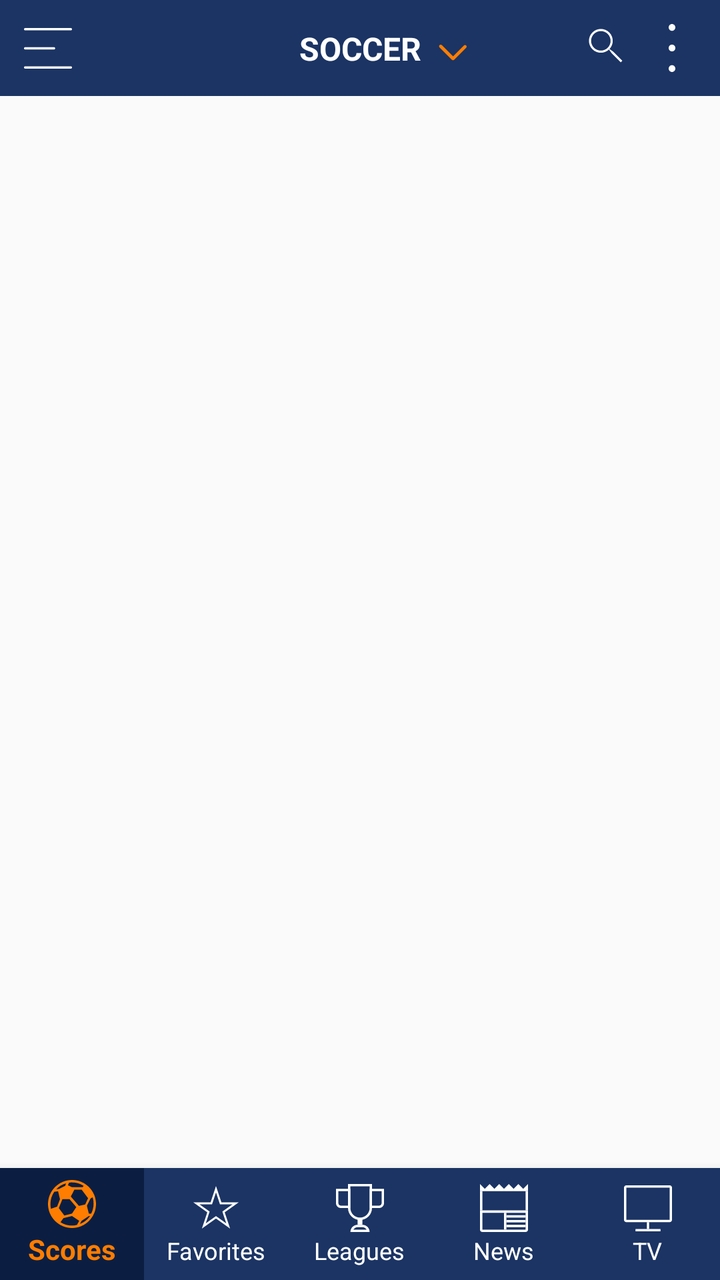
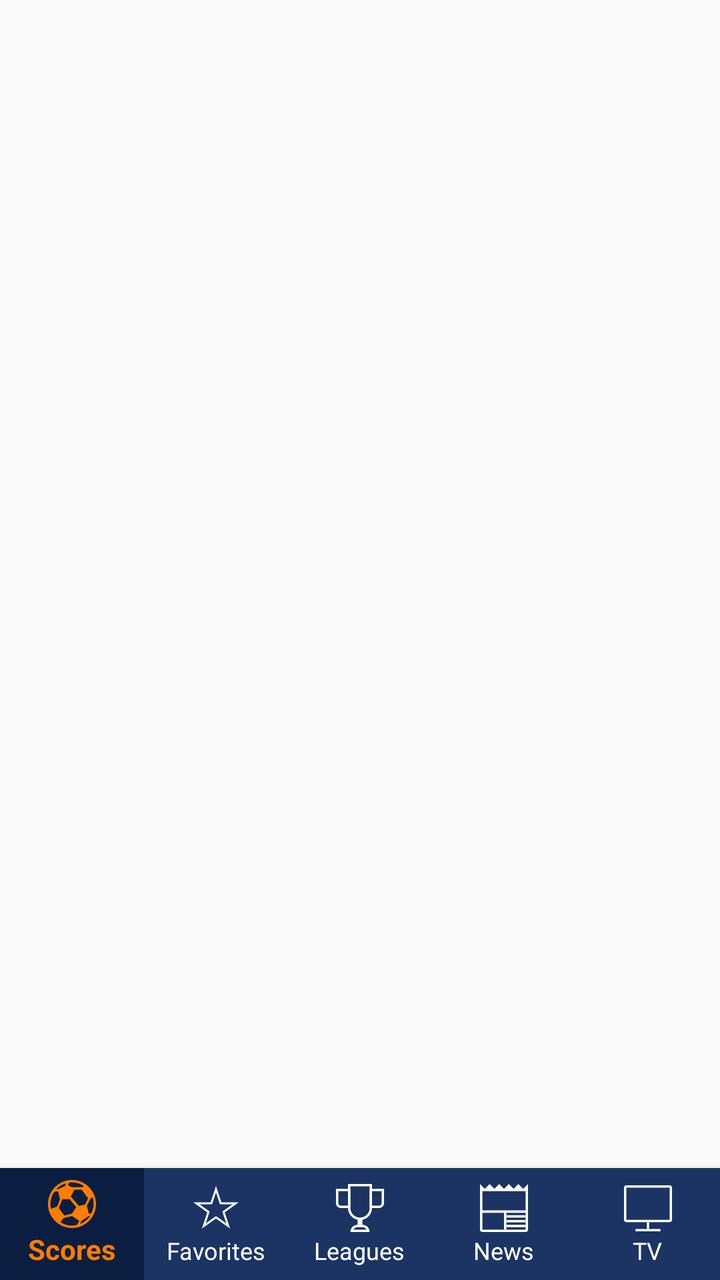

An Android layout rendered at two revisions. The XML below is the earlier revision; the diff shows what the commit changed to produce the second picture.
<!-- AndroidManifest.xml: application theme AppTheme -->
<!-- res/layout/activity_main.xml -->
<?xml version="1.0" encoding="utf-8"?>
<androidx.constraintlayout.widget.ConstraintLayout xmlns:android="http://schemas.android.com/apk/res/android"
    xmlns:app="http://schemas.android.com/apk/res-auto"
    xmlns:tools="http://schemas.android.com/tools"
    android:layout_width="match_parent"
    android:layout_height="match_parent"
    tools:context=".MainActivity">

    <include
        android:id="@+id/toolbar"
        layout="@layout/score_page_top_bar"
        app:layout_constraintEnd_toEndOf="parent"
        app:layout_constraintStart_toStartOf="parent"
        app:layout_constraintTop_toTopOf="parent" />

    <androidx.recyclerview.widget.RecyclerView
        android:id="@+id/calendarNavigationList"
        android:layout_width="0dp"
        android:layout_height="wrap_content"
        app:layout_constraintEnd_toEndOf="parent"
        app:layout_constraintStart_toStartOf="parent"
        app:layout_constraintTop_toBottomOf="@id/toolbar" />

    <com.google.android.material.bottomnavigation.BottomNavigationView
        android:layout_width="0dp"
        android:layout_height="wrap_content"
        app:itemBackground="@drawable/bottom_bar_bg_color"
        app:itemIconTint="@drawable/bottom_bar_content_color"
        app:itemTextColor="@drawable/bottom_bar_content_color"
        app:labelVisibilityMode="labeled"
        app:layout_constraintBottom_toBottomOf="parent"
        app:layout_constraintEnd_toEndOf="parent"
        app:layout_constraintStart_toStartOf="parent"
        app:menu="@menu/score_page_bottom_menu" />

</androidx.constraintlayout.widget.ConstraintLayout>
<!-- res/layout/score_page_top_bar.xml (included above) -->
<?xml version="1.0" encoding="utf-8"?>
<androidx.constraintlayout.widget.ConstraintLayout xmlns:android="http://schemas.android.com/apk/res/android"
    xmlns:app="http://schemas.android.com/apk/res-auto"
    android:layout_width="match_parent"
    android:layout_height="wrap_content"
    android:background="@color/defaultBlue">

    <ImageButton
        android:id="@+id/buttonMenuLeft"
        android:layout_width="@dimen/tool_bar_icon_size"
        android:layout_height="@dimen/tool_bar_icon_size"
        android:layout_margin="@dimen/app_normal_margin"
        android:background="@android:color/transparent"
        android:contentDescription="@string/button_menu_left"
        android:scaleType="center"
        android:src="@drawable/ic_hambuger_menu"
        app:layout_constraintBottom_toBottomOf="parent"
        app:layout_constraintStart_toStartOf="parent"
        app:layout_constraintTop_toTopOf="parent" />

    <androidx.constraintlayout.widget.ConstraintLayout
        android:layout_width="wrap_content"
        android:layout_height="0dp"
        app:layout_constraintBottom_toBottomOf="parent"
        app:layout_constraintEnd_toEndOf="parent"
        app:layout_constraintStart_toStartOf="parent"
        app:layout_constraintTop_toTopOf="parent">

        <TextView
            android:id="@+id/sportName"
            android:layout_width="wrap_content"
            android:layout_height="wrap_content"
            android:text="@string/soccer"
            android:textAllCaps="true"
            android:textColor="@color/white"
            android:textSize="@dimen/tool_bar_title_size"
            android:textStyle="bold"
            app:layout_constraintBottom_toBottomOf="parent"
            app:layout_constraintEnd_toEndOf="parent"
            app:layout_constraintStart_toStartOf="parent"
            app:layout_constraintTop_toTopOf="parent" />

        <ImageButton
            android:id="@+id/buttonSelectSport"
            android:layout_width="wrap_content"
            android:layout_height="match_parent"
            android:background="@android:color/transparent"
            android:padding="@dimen/app_medium_margin"
            android:src="@drawable/ic_union"
            app:layout_constraintBottom_toBottomOf="parent"
            app:layout_constraintStart_toEndOf="@id/sportName"
            app:layout_constraintTop_toTopOf="parent" />
    </androidx.constraintlayout.widget.ConstraintLayout>

    <ImageButton
        android:id="@+id/buttonSearch"
        android:layout_width="@dimen/tool_bar_icon_size"
        android:layout_height="@dimen/tool_bar_icon_size"
        android:layout_marginTop="@dimen/app_normal_margin"
        android:layout_marginEnd="@dimen/app_medium_margin"
        android:layout_marginRight="@dimen/app_medium_margin"
        android:layout_marginBottom="@dimen/app_normal_margin"
        android:background="@android:color/transparent"
        android:contentDescription="@string/button_menu_left"
        android:scaleType="center"
        android:src="@drawable/ic_search"
        app:layout_constraintBottom_toBottomOf="parent"
        app:layout_constraintEnd_toStartOf="@id/buttonMenuRight"
        app:layout_constraintTop_toTopOf="parent" />

    <ImageButton
        android:id="@+id/buttonMenuRight"
        android:layout_width="@dimen/tool_bar_icon_size"
        android:layout_height="@dimen/tool_bar_icon_size"
        android:layout_margin="@dimen/app_normal_margin"
        android:background="@android:color/transparent"
        android:contentDescription="@string/button_menu_left"
        android:scaleType="fitCenter"
        android:src="@drawable/ic_vertical_three_dots"
        app:layout_constraintBottom_toBottomOf="parent"
        app:layout_constraintEnd_toEndOf="parent"
        app:layout_constraintTop_toTopOf="parent" />

</androidx.constraintlayout.widget.ConstraintLayout>
<!-- resources referenced by this layout -->
<resources>
  <dimen name="app_medium_margin">8dp</dimen>
  <dimen name="app_normal_margin">12dp</dimen>
  <dimen name="tool_bar_icon_size">24dp</dimen>
  <dimen name="tool_bar_title_size">16sp</dimen>
  <!-- drawable ic_hambuger_menu (drawable) -->
  <vector xmlns:android="http://schemas.android.com/apk/res/android"
      android:width="24dp"
      android:height="20.4dp"
      android:viewportWidth="20"
      android:viewportHeight="17">
      <path
          android:fillColor="#ffffff"
          android:pathData="M0.4914,0L19.5086,0C19.6389,0 19.7639,0.0527 19.8561,0.1464C19.9482,0.2402 20,0.3674 20,0.5C20,0.6326 19.9482,0.7598 19.8561,0.8536C19.7639,0.9473 19.6389,1 19.5086,1L0.4914,1C0.3611,1 0.2361,0.9473 0.1439,0.8536C0.0518,0.7598 0,0.6326 0,0.5C0,0.3674 0.0518,0.2402 0.1439,0.1464C0.2361,0.0527 0.3611,0 0.4914,0ZM0.4914,16H19.5086C19.6389,16 19.7639,16.0527 19.8561,16.1464C19.9482,16.2402 20,16.3674 20,16.5C20,16.6326 19.9482,16.7598 19.8561,16.8536C19.7639,16.9473 19.6389,17 19.5086,17H0.4914C0.3611,17 0.2361,16.9473 0.1439,16.8536C0.0518,16.7598 0,16.6326 0,16.5C0,16.3674 0.0518,16.2402 0.1439,16.1464C0.2361,16.0527 0.3611,16 0.4914,16ZM0.4914,8H12.5C12.6303,8 12.7553,8.0527 12.8475,8.1465C12.9396,8.2402 12.9914,8.3674 12.9914,8.5C12.9914,8.6326 12.9396,8.7598 12.8475,8.8535C12.7553,8.9473 12.6303,9 12.5,9H0.4914C0.3611,9 0.2361,8.9473 0.1439,8.8535C0.0518,8.7598 0,8.6326 0,8.5C0,8.3674 0.0518,8.2402 0.1439,8.1465C0.2361,8.0527 0.3611,8 0.4914,8Z" />
  </vector>
  <!-- drawable ic_search (drawable) -->
  <vector xmlns:android="http://schemas.android.com/apk/res/android"
      android:width="24dp"
      android:height="24dp"
      android:viewportWidth="21"
      android:viewportHeight="21">
      <path
          android:fillColor="#ffffff"
          android:fillType="evenOdd"
          android:pathData="M10.3837,10.3838C12.0486,8.7188 12.0486,6.0195 10.3837,4.3545C8.7188,2.6896 6.0194,2.6896 4.3545,4.3545C2.6895,6.0195 2.6895,8.7188 4.3545,10.3838C6.0194,12.0487 8.7188,12.0487 10.3837,10.3838ZM11.0536,3.6846C13.0658,5.6968 13.0883,8.9452 11.121,10.985L11.1653,10.9408L12.7284,12.0573L14.0683,13.3971L14.0681,13.3973L16.7478,16.077L16.0779,16.7469L12.7283,13.3973L12.7285,13.3972L12.0585,12.7272L10.942,11.1641L10.985,11.1211C8.9452,13.0883 5.6967,13.0659 3.6845,11.0537C1.6496,9.0188 1.6496,5.7195 3.6845,3.6846C5.7194,1.6497 9.0187,1.6497 11.0536,3.6846Z" />
  </vector>
  <!-- drawable ic_union (drawable) -->
  <vector xmlns:android="http://schemas.android.com/apk/res/android"
      android:width="16dp"
      android:height="16dp"
      android:viewportWidth="10"
      android:viewportHeight="10">
      <path
          android:fillColor="#FF7D00"
          android:fillType="evenOdd"
          android:pathData="M0.69,4.1001C0.4947,4.2953 0.4947,4.6119 0.69,4.8072L4.5581,8.6753C4.7534,8.8706 5.07,8.8706 5.2652,8.6753L5.6188,8.3218L9.0117,4.9288C9.207,4.7336 9.207,4.417 9.0117,4.2217C8.8165,4.0265 8.4999,4.0265 8.3046,4.2217L4.9117,7.6147L1.3971,4.1001C1.2018,3.9048 0.8852,3.9048 0.69,4.1001Z" />
  </vector>
  <!-- drawable ic_vertical_three_dots (drawable) -->
  <vector xmlns:android="http://schemas.android.com/apk/res/android"
      android:width="4dp"
      android:height="28dp"
      android:viewportWidth="2"
      android:viewportHeight="14">
      <path
          android:fillColor="#ffffff"
          android:pathData="M0,1C0,1.2652 0.1054,1.5196 0.2929,1.7071C0.4804,1.8946 0.7348,2 1,2C1.2652,2 1.5196,1.8946 1.7071,1.7071C1.8946,1.5196 2,1.2652 2,1C2,0.7348 1.8946,0.4804 1.7071,0.2929C1.5196,0.1054 1.2652,0 1,0C0.7348,0 0.4804,0.1054 0.2929,0.2929C0.1054,0.4804 0,0.7348 0,1ZM0,7C0,7.2652 0.1054,7.5196 0.2929,7.7071C0.4804,7.8946 0.7348,8 1,8C1.2652,8 1.5196,7.8946 1.7071,7.7071C1.8946,7.5196 2,7.2652 2,7C2,6.7348 1.8946,6.4804 1.7071,6.2929C1.5196,6.1054 1.2652,6 1,6C0.7348,6 0.4804,6.1054 0.2929,6.2929C0.1054,6.4804 0,6.7348 0,7ZM0,13.0001C0,13.2653 0.1054,13.5196 0.2929,13.7072C0.4804,13.8947 0.7348,14.0001 1,14.0001C1.2652,14.0001 1.5196,13.8947 1.7071,13.7072C1.8946,13.5196 2,13.2653 2,13.0001C2,12.7349 1.8946,12.4805 1.7071,12.293C1.5196,12.1054 1.2652,12.0001 1,12.0001C0.7348,12.0001 0.4804,12.1054 0.2929,12.293C0.1054,12.4805 0,12.7349 0,13.0001Z" />
  </vector>
  <string name="button_menu_left">buttonMenuLeft</string>
  <string name="soccer">Soccer</string>
  <!-- unchanged entries left out for length: 10 -->
</resources>

<!-- the commit's change to res/layout/activity_main.xml (unified diff, before → after) -->
@@ -4,24 +4,19 @@
     xmlns:tools="http://schemas.android.com/tools"
     android:layout_width="match_parent"
     android:layout_height="match_parent"
-    tools:context=".MainActivity">
+    tools:context=".feature.scorepage.MainActivity">
 
-    <include
-        android:id="@+id/toolbar"
-        layout="@layout/score_page_top_bar"
+    <androidx.viewpager.widget.ViewPager
+        android:id="@+id/mainFeatureList"
+        android:layout_width="0dp"
+        android:layout_height="0dp"
+        app:layout_constraintBottom_toTopOf="@id/mainNavigationView"
         app:layout_constraintEnd_toEndOf="parent"
         app:layout_constraintStart_toStartOf="parent"
         app:layout_constraintTop_toTopOf="parent" />
 
-    <androidx.recyclerview.widget.RecyclerView
-        android:id="@+id/calendarNavigationList"
-        android:layout_width="0dp"
-        android:layout_height="wrap_content"
-        app:layout_constraintEnd_toEndOf="parent"
-        app:layout_constraintStart_toStartOf="parent"
-        app:layout_constraintTop_toBottomOf="@id/toolbar" />
-
     <com.google.android.material.bottomnavigation.BottomNavigationView
+        android:id="@+id/mainNavigationView"
         android:layout_width="0dp"
         android:layout_height="wrap_content"
         app:itemBackground="@drawable/bottom_bar_bg_color"
@@ -34,88 +29,3 @@
         app:menu="@menu/score_page_bottom_menu" />
 
 </androidx.constraintlayout.widget.ConstraintLayout>
-<!-- res/layout/score_page_top_bar.xml (included above) -->
-<?xml version="1.0" encoding="utf-8"?>
-<androidx.constraintlayout.widget.ConstraintLayout xmlns:android="http://schemas.android.com/apk/res/android"
-    xmlns:app="http://schemas.android.com/apk/res-auto"
-    android:layout_width="match_parent"
-    android:layout_height="wrap_content"
-    android:background="@color/defaultBlue">
-
-    <ImageButton
-        android:id="@+id/buttonMenuLeft"
-        android:layout_width="@dimen/tool_bar_icon_size"
-        android:layout_height="@dimen/tool_bar_icon_size"
-        android:layout_margin="@dimen/app_normal_margin"
-        android:background="@android:color/transparent"
-        android:contentDescription="@string/button_menu_left"
-        android:scaleType="center"
-        android:src="@drawable/ic_hambuger_menu"
-        app:layout_constraintBottom_toBottomOf="parent"
-        app:layout_constraintStart_toStartOf="parent"
-        app:layout_constraintTop_toTopOf="parent" />
-
-    <androidx.constraintlayout.widget.ConstraintLayout
-        android:layout_width="wrap_content"
-        android:layout_height="0dp"
-        app:layout_constraintBottom_toBottomOf="parent"
-        app:layout_constraintEnd_toEndOf="parent"
-        app:layout_constraintStart_toStartOf="parent"
-        app:layout_constraintTop_toTopOf="parent">
-
-        <TextView
-            android:id="@+id/sportName"
-            android:layout_width="wrap_content"
-            android:layout_height="wrap_content"
-            android:text="@string/soccer"
-            android:textAllCaps="true"
-            android:textColor="@color/white"
-            android:textSize="@dimen/tool_bar_title_size"
-            android:textStyle="bold"
-            app:layout_constraintBottom_toBottomOf="parent"
-            app:layout_constraintEnd_toEndOf="parent"
-            app:layout_constraintStart_toStartOf="parent"
-            app:layout_constraintTop_toTopOf="parent" />
-
-        <ImageButton
-            android:id="@+id/buttonSelectSport"
-            android:layout_width="wrap_content"
-            android:layout_height="match_parent"
-            android:background="@android:color/transparent"
-            android:padding="@dimen/app_medium_margin"
-            android:src="@drawable/ic_union"
-            app:layout_constraintBottom_toBottomOf="parent"
-            app:layout_constraintStart_toEndOf="@id/sportName"
-            app:layout_constraintTop_toTopOf="parent" />
-    </androidx.constraintlayout.widget.ConstraintLayout>
-
-    <ImageButton
-        android:id="@+id/buttonSearch"
-        android:layout_width="@dimen/tool_bar_icon_size"
-        android:layout_height="@dimen/tool_bar_icon_size"
-        android:layout_marginTop="@dimen/app_normal_margin"
-        android:layout_marginEnd="@dimen/app_medium_margin"
-        android:layout_marginRight="@dimen/app_medium_margin"
-        android:layout_marginBottom="@dimen/app_normal_margin"
-        android:background="@android:color/transparent"
-        android:contentDescription="@string/button_menu_left"
-        android:scaleType="center"
-        android:src="@drawable/ic_search"
-        app:layout_constraintBottom_toBottomOf="parent"
-        app:layout_constraintEnd_toStartOf="@id/buttonMenuRight"
-        app:layout_constraintTop_toTopOf="parent" />
-
-    <ImageButton
-        android:id="@+id/buttonMenuRight"
-        android:layout_width="@dimen/tool_bar_icon_size"
-        android:layout_height="@dimen/tool_bar_icon_size"
-        android:layout_margin="@dimen/app_normal_margin"
-        android:background="@android:color/transparent"
-        android:contentDescription="@string/button_menu_left"
-        android:scaleType="fitCenter"
-        android:src="@drawable/ic_vertical_three_dots"
-        app:layout_constraintBottom_toBottomOf="parent"
-        app:layout_constraintEnd_toEndOf="parent"
-        app:layout_constraintTop_toTopOf="parent" />
-
-</androidx.constraintlayout.widget.ConstraintLayout>
<!-- resource entries referenced after the edit -->
@@ -1,53 +1,5 @@
 <!-- resources referenced by this layout -->
 <resources>
-  <dimen name="app_medium_margin">8dp</dimen>
-  <dimen name="app_normal_margin">12dp</dimen>
-  <dimen name="tool_bar_icon_size">24dp</dimen>
-  <dimen name="tool_bar_title_size">16sp</dimen>
-  <!-- drawable ic_hambuger_menu (drawable) -->
-  <vector xmlns:android="http://schemas.android.com/apk/res/android"
-      android:width="24dp"
-      android:height="20.4dp"
-      android:viewportWidth="20"
-      android:viewportHeight="17">
-      <path
-          android:fillColor="#ffffff"
-          android:pathData="M0.4914,0L19.5086,0C19.6389,0 19.7639,0.0527 19.8561,0.1464C19.9482,0.2402 20,0.3674 20,0.5C20,0.6326 19.9482,0.7598 19.8561,0.8536C19.7639,0.9473 19.6389,1 19.5086,1L0.4914,1C0.3611,1 0.2361,0.9473 0.1439,0.8536C0.0518,0.7598 0,0.6326 0,0.5C0,0.3674 0.0518,0.2402 0.1439,0.1464C0.2361,0.0527 0.3611,0 0.4914,0ZM0.4914,16H19.5086C19.6389,16 19.7639,16.0527 19.8561,16.1464C19.9482,16.2402 20,16.3674 20,16.5C20,16.6326 19.9482,16.7598 19.8561,16.8536C19.7639,16.9473 19.6389,17 19.5086,17H0.4914C0.3611,17 0.2361,16.9473 0.1439,16.8536C0.0518,16.7598 0,16.6326 0,16.5C0,16.3674 0.0518,16.2402 0.1439,16.1464C0.2361,16.0527 0.3611,16 0.4914,16ZM0.4914,8H12.5C12.6303,8 12.7553,8.0527 12.8475,8.1465C12.9396,8.2402 12.9914,8.3674 12.9914,8.5C12.9914,8.6326 12.9396,8.7598 12.8475,8.8535C12.7553,8.9473 12.6303,9 12.5,9H0.4914C0.3611,9 0.2361,8.9473 0.1439,8.8535C0.0518,8.7598 0,8.6326 0,8.5C0,8.3674 0.0518,8.2402 0.1439,8.1465C0.2361,8.0527 0.3611,8 0.4914,8Z" />
-  </vector>
-  <!-- drawable ic_search (drawable) -->
-  <vector xmlns:android="http://schemas.android.com/apk/res/android"
-      android:width="24dp"
-      android:height="24dp"
-      android:viewportWidth="21"
-      android:viewportHeight="21">
-      <path
-          android:fillColor="#ffffff"
-          android:fillType="evenOdd"
-          android:pathData="M10.3837,10.3838C12.0486,8.7188 12.0486,6.0195 10.3837,4.3545C8.7188,2.6896 6.0194,2.6896 4.3545,4.3545C2.6895,6.0195 2.6895,8.7188 4.3545,10.3838C6.0194,12.0487 8.7188,12.0487 10.3837,10.3838ZM11.0536,3.6846C13.0658,5.6968 13.0883,8.9452 11.121,10.985L11.1653,10.9408L12.7284,12.0573L14.0683,13.3971L14.0681,13.3973L16.7478,16.077L16.0779,16.7469L12.7283,13.3973L12.7285,13.3972L12.0585,12.7272L10.942,11.1641L10.985,11.1211C8.9452,13.0883 5.6967,13.0659 3.6845,11.0537C1.6496,9.0188 1.6496,5.7195 3.6845,3.6846C5.7194,1.6497 9.0187,1.6497 11.0536,3.6846Z" />
-  </vector>
-  <!-- drawable ic_union (drawable) -->
-  <vector xmlns:android="http://schemas.android.com/apk/res/android"
-      android:width="16dp"
-      android:height="16dp"
-      android:viewportWidth="10"
-      android:viewportHeight="10">
-      <path
-          android:fillColor="#FF7D00"
-          android:fillType="evenOdd"
-          android:pathData="M0.69,4.1001C0.4947,4.2953 0.4947,4.6119 0.69,4.8072L4.5581,8.6753C4.7534,8.8706 5.07,8.8706 5.2652,8.6753L5.6188,8.3218L9.0117,4.9288C9.207,4.7336 9.207,4.417 9.0117,4.2217C8.8165,4.0265 8.4999,4.0265 8.3046,4.2217L4.9117,7.6147L1.3971,4.1001C1.2018,3.9048 0.8852,3.9048 0.69,4.1001Z" />
-  </vector>
-  <!-- drawable ic_vertical_three_dots (drawable) -->
-  <vector xmlns:android="http://schemas.android.com/apk/res/android"
-      android:width="4dp"
-      android:height="28dp"
-      android:viewportWidth="2"
-      android:viewportHeight="14">
-      <path
-          android:fillColor="#ffffff"
-          android:pathData="M0,1C0,1.2652 0.1054,1.5196 0.2929,1.7071C0.4804,1.8946 0.7348,2 1,2C1.2652,2 1.5196,1.8946 1.7071,1.7071C1.8946,1.5196 2,1.2652 2,1C2,0.7348 1.8946,0.4804 1.7071,0.2929C1.5196,0.1054 1.2652,0 1,0C0.7348,0 0.4804,0.1054 0.2929,0.2929C0.1054,0.4804 0,0.7348 0,1ZM0,7C0,7.2652 0.1054,7.5196 0.2929,7.7071C0.4804,7.8946 0.7348,8 1,8C1.2652,8 1.5196,7.8946 1.7071,7.7071C1.8946,7.5196 2,7.2652 2,7C2,6.7348 1.8946,6.4804 1.7071,6.2929C1.5196,6.1054 1.2652,6 1,6C0.7348,6 0.4804,6.1054 0.2929,6.2929C0.1054,6.4804 0,6.7348 0,7ZM0,13.0001C0,13.2653 0.1054,13.5196 0.2929,13.7072C0.4804,13.8947 0.7348,14.0001 1,14.0001C1.2652,14.0001 1.5196,13.8947 1.7071,13.7072C1.8946,13.5196 2,13.2653 2,13.0001C2,12.7349 1.8946,12.4805 1.7071,12.293C1.5196,12.1054 1.2652,12.0001 1,12.0001C0.7348,12.0001 0.4804,12.1054 0.2929,12.293C0.1054,12.4805 0,12.7349 0,13.0001Z" />
-  </vector>
-  <string name="button_menu_left">buttonMenuLeft</string>
-  <string name="soccer">Soccer</string>
   <!-- unchanged entries left out for length: 10 -->
 </resources>
 
